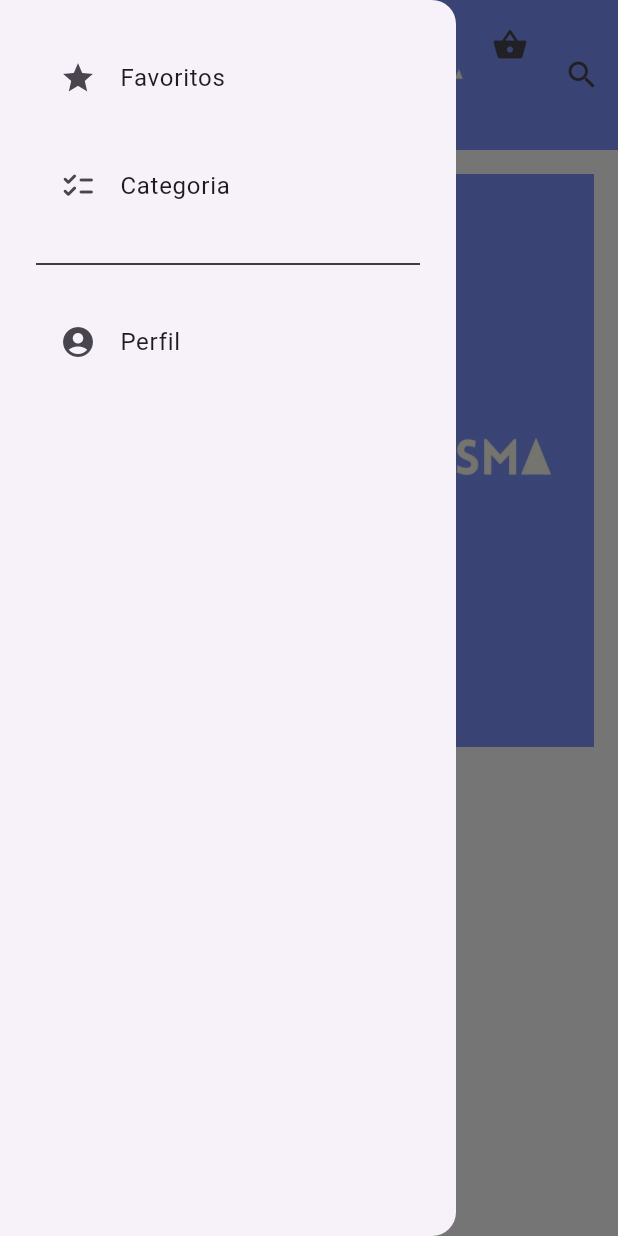
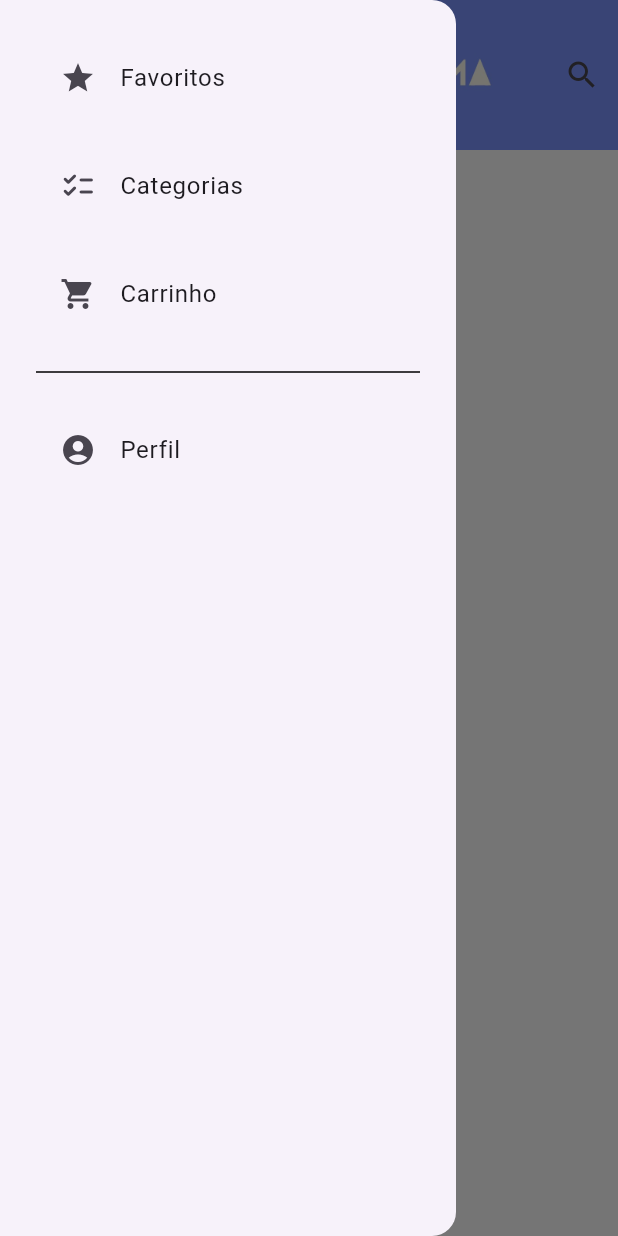
Before and after one commit to Zanqueta20/Prisma_Mobile, a Flutter app: the screen it shows after launch, with the side drawer open, on a phone screen of 412 x 824 dp. Run offline on Flutter 3.47's test engine with Material 3 defaults, Android fonts, the phone set to English and light mode, and no system bars.

Commit message:
Terminando a Appbar

```diff
--- a/lib/views/principal.dart
+++ b/lib/views/principal.dart
@@ -1,5 +1,3 @@
-import 'dart:html';
-
 import 'package:flutter/material.dart';
 import 'package:prisma/views/login.dart';
 import 'package:prisma/views/carrinho.dart';
@@ -13,12 +11,6 @@ class Principal extends StatefulWidget {
 
 class _PrincipalState extends State<Principal> {
 
-    void abrirCarrinho(){
-    Navigator.push(
-    context,
-    MaterialPageRoute(builder: (context)=>Carrinho() ));
-  }
-
   @override
   Widget build(BuildContext context) {
     return Scaffold(
@@ -26,17 +18,28 @@ class _PrincipalState extends State<Principal> {
 
       drawer: const hamburguer(),
 
+ /*
+      title: Column(children: [
+        Row(children: [
+          Icon(Icons.menu),
+          Text('First row'),
+          const Spacer(),
+          Icon(Icons.person),
+        ]),
+        TextFormField(),
+      ]),
+    );
+*/
+
       appBar: AppBar(
 
         toolbarHeight: 100,
 
         backgroundColor: Color(0xFF7D95FF),
 
+        title: Image.asset("img/logo.jpg"),
+
         actions:[
-
-        Image.asset("img/logo.jpg"),
-
-        IconButton(icon: const Icon(Icons.shopping_basket), onPressed: abrirCarrinho, padding: EdgeInsets.only(bottom: 40),),
 
         IconButton(
           icon: const Icon(Icons.search),
@@ -48,13 +51,19 @@ class _PrincipalState extends State<Principal> {
       ],
     ),
 
-        body: Container(
-        padding: EdgeInsets.all(16),
-        child: Column(children: [
-          Image.asset("img/logo.jpg"),
-        ],),
-      ),
-    );
+      body:
+      Row(
+        mainAxisAlignment: MainAxisAlignment.center,
+        mainAxisSize: MainAxisSize.max,
+        children: [
+          Align(
+            child: Image.asset("img/logo.jpg", height: 100, width: 100)
+          )
+        ]
+
+      )
+
+      );
   }
 }
 
@@ -91,8 +100,14 @@ Widget itemHamburguer(BuildContext context) => Container(
 
       ListTile(
         leading: const Icon(Icons.checklist_rounded),
-        title: Text("Categoria"),
+        title: Text("Categorias"),
         onTap: (){Navigator.push(context, MaterialPageRoute(builder: (context)=>Login() ));},
+      ),
+
+      ListTile(
+        leading: const Icon(Icons.shopping_cart),
+        title: Text("Carrinho"),
+        onTap: (){Navigator.push(context, MaterialPageRoute(builder: (context)=>Carrinho() ));},
       ),
 
       const Divider(color: Colors.black),
```
